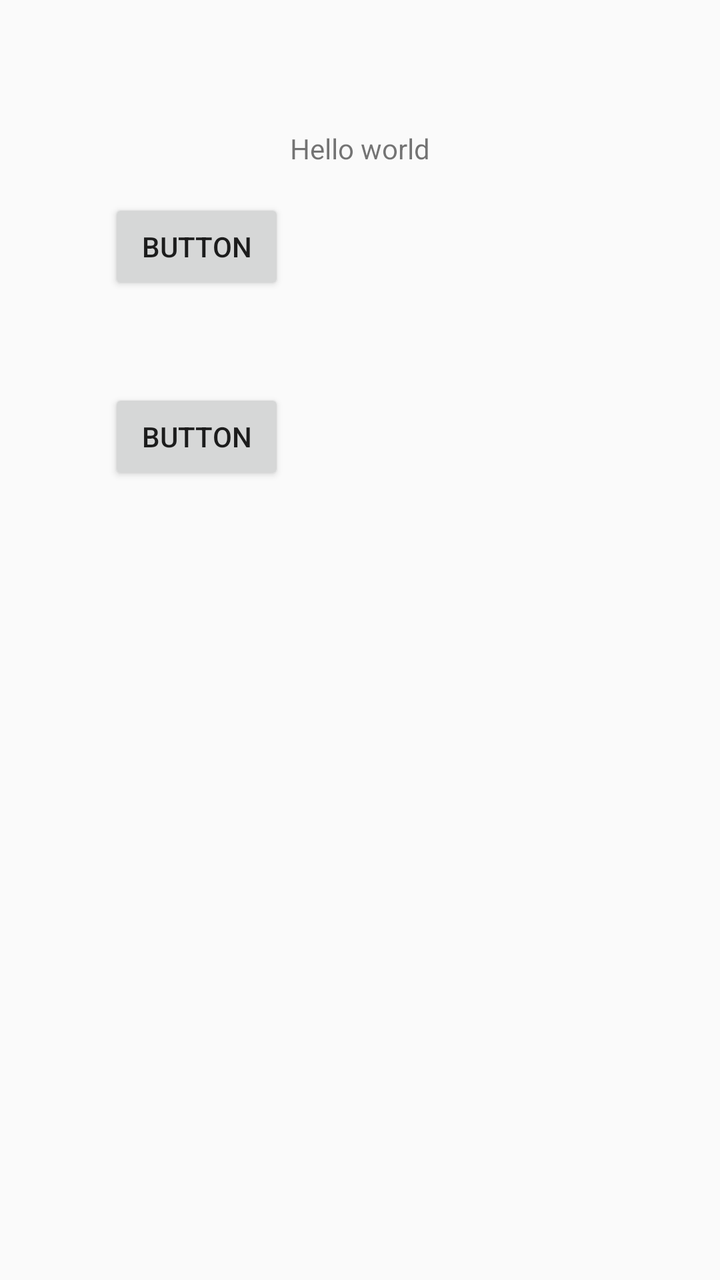
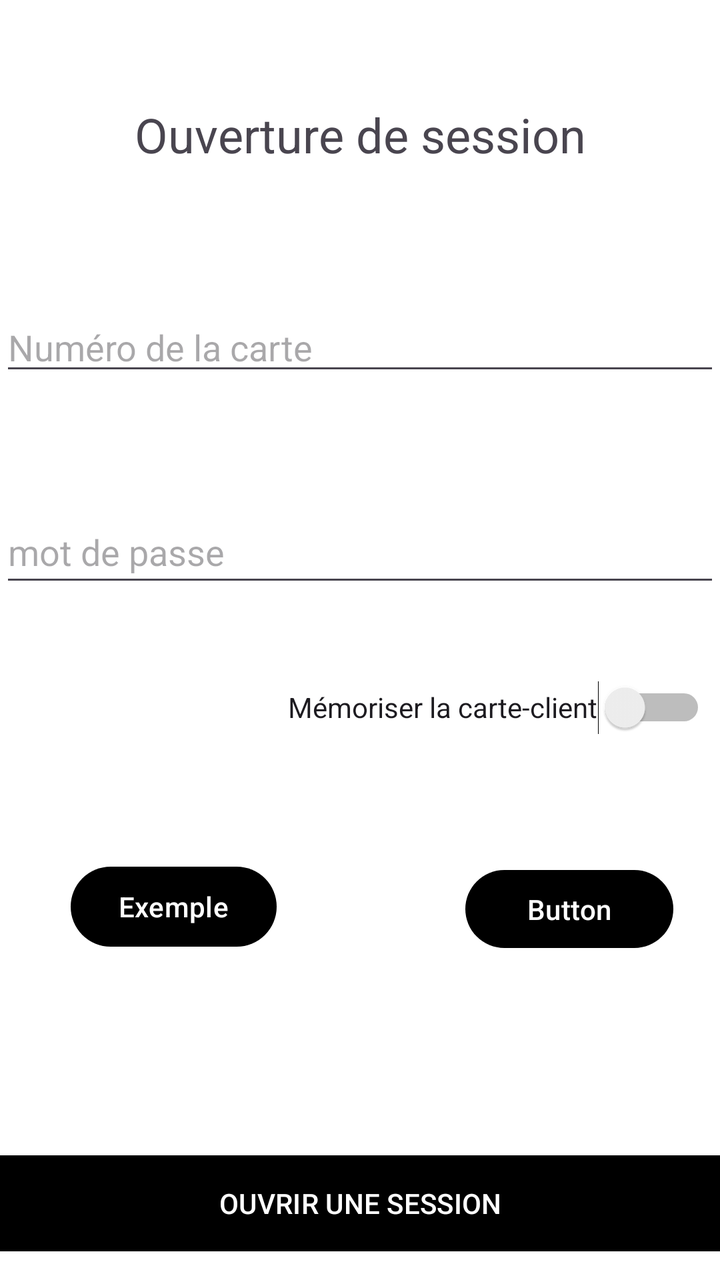

Screens rendered from an Android XML layout before and after an edit, with the pre-edit source and the edit as a unified diff.
<!-- AndroidManifest.xml: application theme Theme.Annexe1 -->
<!-- res/layout/activity_main.xml -->
<?xml version="1.0" encoding="utf-8"?>
<androidx.constraintlayout.widget.ConstraintLayout xmlns:android="http://schemas.android.com/apk/res/android"
    xmlns:app="http://schemas.android.com/apk/res-auto"
    xmlns:tools="http://schemas.android.com/tools"
    android:id="@+id/main"
    android:layout_width="match_parent"
    android:layout_height="match_parent"
    tools:context=".MainActivity">

    <TextView
        android:id="@+id/textView"
        android:layout_width="wrap_content"
        android:layout_height="wrap_content"
        android:text="@string/salutation"
        app:layout_constraintBottom_toBottomOf="parent"
        app:layout_constraintEnd_toEndOf="parent"
        app:layout_constraintStart_toStartOf="parent"
        app:layout_constraintTop_toTopOf="parent"
        app:layout_constraintVertical_bias="0.104" />

    <Button
        android:id="@+id/button"
        android:layout_width="wrap_content"
        android:layout_height="wrap_content"
        android:text="Button"
        app:layout_constraintBottom_toBottomOf="parent"
        app:layout_constraintEnd_toEndOf="parent"
        app:layout_constraintHorizontal_bias="0.2"
        app:layout_constraintStart_toStartOf="parent"
        app:layout_constraintTop_toTopOf="parent"
        app:layout_constraintVertical_bias="0.328" />

    <Button
        android:id="@+id/button2"
        android:layout_width="wrap_content"
        android:layout_height="wrap_content"
        android:text="Button"
        app:layout_constraintBottom_toBottomOf="parent"
        app:layout_constraintEnd_toEndOf="parent"
        app:layout_constraintHorizontal_bias="0.2"
        app:layout_constraintStart_toStartOf="parent"
        app:layout_constraintTop_toTopOf="parent"
        app:layout_constraintVertical_bias="0.168" />

</androidx.constraintlayout.widget.ConstraintLayout>
<!-- resources referenced by this layout -->
<resources>
  <string name="salutation">Hello world</string>
  <style name="Theme.Annexe1" parent="Base.Theme.Annexe1" />
  <style name="Base.Theme.Annexe1" parent="Theme.AppCompat.DayNight.NoActionBar">
          
          
      </style>
</resources>

<!-- the commit's change to res/layout/activity_main.xml (unified diff, before → after) -->
@@ -5,41 +5,100 @@
     android:id="@+id/main"
     android:layout_width="match_parent"
     android:layout_height="match_parent"
+    android:background="#FFFFFF"
     tools:context=".MainActivity">
 
     <TextView
         android:id="@+id/textView"
+        android:layout_width="0dp"
+        android:layout_height="wrap_content"
+        android:text="Ouverture de session"
+        android:textAlignment="center"
+        android:textSize="24sp"
+        app:layout_constraintBottom_toBottomOf="parent"
+        app:layout_constraintEnd_toEndOf="parent"
+        app:layout_constraintHorizontal_bias="0.498"
+        app:layout_constraintStart_toStartOf="parent"
+        app:layout_constraintTop_toTopOf="parent"
+        app:layout_constraintVertical_bias="0.084" />
+
+    <EditText
+        android:id="@+id/txtPassword"
+        android:layout_width="0dp"
+        android:layout_height="wrap_content"
+        android:ems="10"
+        android:hint="mot de passe"
+        android:inputType="textPassword"
+        android:minHeight="48dp"
+        app:layout_constraintBottom_toBottomOf="parent"
+        app:layout_constraintEnd_toEndOf="parent"
+        app:layout_constraintHorizontal_bias="0.0"
+        app:layout_constraintStart_toStartOf="parent"
+        app:layout_constraintTop_toTopOf="parent"
+        app:layout_constraintVertical_bias="0.423" />
+
+    <Switch
+        android:id="@+id/sMemoriser"
         android:layout_width="wrap_content"
         android:layout_height="wrap_content"
-        android:text="@string/salutation"
+        android:minHeight="48dp"
+        android:text="Mémoriser la carte-client"
         app:layout_constraintBottom_toBottomOf="parent"
         app:layout_constraintEnd_toEndOf="parent"
+        app:layout_constraintHorizontal_bias="0.953"
         app:layout_constraintStart_toStartOf="parent"
         app:layout_constraintTop_toTopOf="parent"
-        app:layout_constraintVertical_bias="0.104" />
+        app:layout_constraintVertical_bias="0.557" />
 
     <Button
-        android:id="@+id/button"
+        android:id="@+id/btnOuvrir"
+        android:layout_width="0dp"
+        android:layout_height="wrap_content"
+        android:background="#FFFFFF"
+        android:text="OUVRIR UNE SESSION"
+        android:textColor="#FFFFFF"
+        app:layout_constraintBottom_toBottomOf="parent"
+        app:layout_constraintEnd_toEndOf="parent"
+        app:layout_constraintHorizontal_bias="0.0"
+        app:layout_constraintStart_toStartOf="parent"
+        app:layout_constraintTop_toTopOf="parent"
+        app:layout_constraintVertical_bias="0.976" />
+
+    <Button
+        android:id="@+id/btnExemple"
         android:layout_width="wrap_content"
         android:layout_height="wrap_content"
+        android:text="Exemple"
+        app:layout_constraintBottom_toBottomOf="parent"
+        app:layout_constraintEnd_toEndOf="parent"
+        app:layout_constraintHorizontal_bias="0.138"
+        app:layout_constraintStart_toStartOf="parent"
+        app:layout_constraintTop_toTopOf="parent"
+        app:layout_constraintVertical_bias="0.725" />
+
+    <Button
+        android:id="@+id/button3"
+        android:layout_width="104dp"
+        android:layout_height="47dp"
         android:text="Button"
         app:layout_constraintBottom_toBottomOf="parent"
         app:layout_constraintEnd_toEndOf="parent"
-        app:layout_constraintHorizontal_bias="0.2"
+        app:layout_constraintHorizontal_bias="0.909"
         app:layout_constraintStart_toStartOf="parent"
         app:layout_constraintTop_toTopOf="parent"
-        app:layout_constraintVertical_bias="0.328" />
+        app:layout_constraintVertical_bias="0.727" />
 
-    <Button
-        android:id="@+id/button2"
-        android:layout_width="wrap_content"
+    <EditText
+        android:id="@+id/txtNumeroCarte"
+        android:layout_width="0dp"
         android:layout_height="wrap_content"
-        android:text="Button"
+        android:ems="10"
+        android:hint="Numéro de la carte"
+        android:inputType="number"
         app:layout_constraintBottom_toBottomOf="parent"
         app:layout_constraintEnd_toEndOf="parent"
-        app:layout_constraintHorizontal_bias="0.2"
+        app:layout_constraintHorizontal_bias="0.0"
         app:layout_constraintStart_toStartOf="parent"
         app:layout_constraintTop_toTopOf="parent"
-        app:layout_constraintVertical_bias="0.168" />
-
+        app:layout_constraintVertical_bias="0.253" />
 </androidx.constraintlayout.widget.ConstraintLayout>
<!-- resource entries referenced after the edit -->
@@ -1,10 +1,10 @@
 <!-- resources referenced by this layout -->
 <resources>
-  <string name="salutation">Hello world</string>
   <style name="Theme.Annexe1" parent="Base.Theme.Annexe1" />
-  <style name="Base.Theme.Annexe1" parent="Theme.AppCompat.DayNight.NoActionBar">
+  <style name="Base.Theme.Annexe1" parent="Theme.Material3.DayNight.NoActionBar">
           
-          
+          <item name="colorPrimary">@color/black</item>
       </style>
+  <color name="black">#FF000000</color>
 </resources>
 
